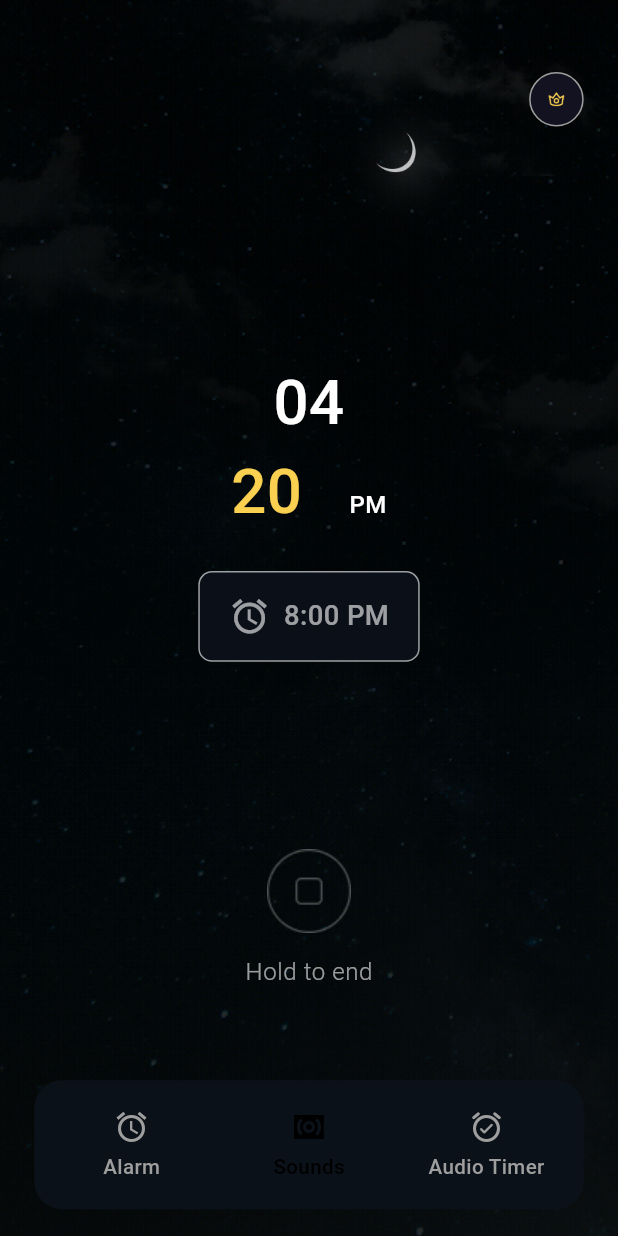
After one commit to backbencherstudio/Sleep-Soundscape, a Flutter app: the ParentScreens screen opened by its route, item 2 of the bottom bar chosen, on a phone screen of 412 x 824 dp. The commit adds this screen. Run offline on Flutter 3.47's test engine with Material 3 defaults, Android fonts, the phone set to English and light mode, and no system bars; our stand-ins replace flutter_screenutil, flutter_time_picker_spinner.

Commit message:
update code

```diff
--- a/lib/Utils/route_name.dart
+++ b/lib/Utils/route_name.dart
@@ -2,6 +2,7 @@ class RouteName {
   static const splashScreen = "splashScreen";
   static const onboardingScreen = "onboardingScreen";
   static const loginScreen = "loginScreen";
+  static const parentScreens = "parentScreens";
   static const homeScreen = "homeScreen";
 
 }
--- a/lib/main.dart
+++ b/lib/main.dart
@@ -3,7 +3,9 @@ import 'package:provider/provider.dart';
 import 'package:flutter_screenutil/flutter_screenutil.dart';
 import 'package:sleep_soundscape/Utils/route_name.dart';
 import 'package:sleep_soundscape/view/onboarding_screen/onboarding_screen.dart';
+import 'package:sleep_soundscape/view/parent_screen/screen/parent_screen.dart';
 import 'package:sleep_soundscape/view/splash_screen/splash_screen.dart';
+import 'model_view/parent_screen_provider.dart';
 import 'model_view/temp.dart';
 
 void main() async {
@@ -25,6 +27,9 @@ class MyApp extends StatelessWidget {
       providers: [
         ChangeNotifierProvider<HomeScreenProvider>(
           create: (_) => HomeScreenProvider(),
+        ),
+        ChangeNotifierProvider<ParentScreensProvider>(
+          create: (_) => ParentScreensProvider(),
         ),
       ],
       child: ScreenUtilInit(
@@ -65,6 +70,7 @@ class MyApp extends StatelessWidget {
 
               '/': (context) => const SplashScreen(),
               '/${RouteName.onboardingScreen}': (context) => const OnboardingScreen(),
+              '/${RouteName.parentScreens}': (context) => const ParentScreens(),
               // '/${RouteName.onboardingScreenTwo}': (context) => const OnboardingScreenTwo(),
               // '/${RouteName.onboardingScreenThree}': (context) => const OnboardingScreenThree()
 
--- /dev/null
+++ b/lib/model_view/parent_screen_provider.dart
@@ -0,0 +1,19 @@
+
+import 'package:flutter/material.dart';
+
+import '../view/home_screen/screen/home_screen.dart';
+import '../view/sounds_screen/screen/sound_screen.dart';
+
+class ParentScreensProvider with ChangeNotifier{
+
+  List<Widget> screens = [const HomeScreen(),SoundScreen()];
+  int _selectedIndex = 0;
+  int get selectedIndex => _selectedIndex;
+
+  void onSelectedIndex(int selectedIndex){
+    _selectedIndex = selectedIndex;
+    notifyListeners();
+    debugPrint("Selected Index : $selectedIndex");
+  }
+
+}
--- /dev/null
+++ b/lib/view/parent_screen/screen/parent_screen.dart
@@ -0,0 +1,63 @@
+
+import 'package:flutter/material.dart';
+import 'package:provider/provider.dart';
+
+import '../../../model_view/parent_screen_provider.dart';
+import '../../../model_view/temp.dart';
+import '../widget/bottom_navigation_bar.dart';
+
+class ParentScreens extends StatefulWidget {
+  const ParentScreens({super.key});
+
+  @override
+  State<ParentScreens> createState() => _ParentScreensState();
+}
+
+class _ParentScreensState extends State<ParentScreens> {
+  @override
+  void initState() {
+    WidgetsBinding.instance.addPostFrameCallback((_) async {
+      final homeScreenProvider = context.read<HomeScreenProvider>();
+
+      // await homeScreenProvider.fetchAllRegisteredBatteryInAnotherThread();
+      // debugPrint("\nThis should print immedietly after battery registration fetch\n");
+      // await Future.wait([
+      //
+      // homeScreenProvider.fetchBatteryList(),
+      // context.read<NotificationProvider>().fetchNotification(),
+      // ]);
+    //  await homeScreenProvider.fetchAllRegisteredBattery();
+    //  await homeScreenProvider.fetchBatteryList();
+    //  await context.read<NotificationProvider>().fetchNotification();
+      // context.read<HomeScreenProvider>().fetchAllRegisteredBattery();
+      // context.read<HomeScreenProvider>().fetchBatteryList();
+      // context.read<NotificationProvider>().fetchNotification();
+    });
+    super.initState();
+  }
+
+  @override
+  Widget build(BuildContext context) {
+    return Scaffold(
+      //extendBody: true,
+      resizeToAvoidBottomInset: false,
+      body: SafeArea(
+        child: Stack(
+          children: [
+            Consumer<ParentScreensProvider>(
+                builder: (context, parentScreenProvider, child) {
+              return IndexedStack(
+                index: parentScreenProvider.selectedIndex,
+                children: parentScreenProvider.screens,
+              );
+            }),
+            Align(
+              alignment: Alignment.bottomCenter,
+              child: CustomBottomBar(),
+            )
+          ],
+        ),
+      ),
+    );
+  }
+}
--- /dev/null
+++ b/lib/view/parent_screen/widget/bottom_navigation_bar.dart
@@ -0,0 +1,94 @@
+import 'package:flutter/material.dart';
+import 'package:flutter_screenutil/flutter_screenutil.dart';
+import 'package:provider/provider.dart';
+
+import '../../../model_view/parent_screen_provider.dart';
+
+class CustomBottomBar extends StatelessWidget {
+  const CustomBottomBar({super.key});
+
+  @override
+  Widget build(BuildContext context) {
+    return Container(
+      margin: EdgeInsets.only(bottom: 15.h, left: 15.w, right: 15.w),
+      height: 72.h,
+      width: 320.w,
+      padding: EdgeInsets.only(left: 5.w, right: 5.w),
+      decoration: BoxDecoration(
+        color: Color(0xff0B1118),
+        borderRadius: BorderRadius.circular(16.r),
+      ),
+      child: Row(
+        mainAxisAlignment: MainAxisAlignment.center,
+        crossAxisAlignment: CrossAxisAlignment.center,
+        children: [
+          _buildNavItem(
+            context,
+            index: 0,
+            icon: Icons.alarm,
+            label: "Alarm",
+          ),
+          _buildNavItem(
+            context,
+            index: 1,
+            icon: Icons.surround_sound_sharp,
+            label: "Sounds",
+          ),
+          _buildNavItem(
+            context,
+            index: 3,
+            icon: Icons.alarm_on_rounded,
+            label: "Audio Timer",
+          ),
+        ],
+      ),
+    );
+  }
+
+  /// Reusable method to build bottom navigation item
+  Widget _buildNavItem(BuildContext context, {required int index, required IconData icon, required String label}) {
+    return Expanded(
+      child: GestureDetector(
+        onTap: () {
+          context.read<ParentScreensProvider>().onSelectedIndex(index);
+        },
+        child: Consumer<ParentScreensProvider>(
+          builder: (_, parentScreenProvider, child) {
+            bool isSelected = parentScreenProvider.selectedIndex == index;
+            return Container(
+              height: 56.h,
+              padding: EdgeInsets.symmetric(horizontal: 16.w, vertical: 8.h),
+              decoration: BoxDecoration(
+
+                borderRadius: BorderRadius.circular(16.r),
+                boxShadow: isSelected
+                    ? [
+
+                ]
+                    : [],
+              ),
+              child: Column(
+                mainAxisAlignment: MainAxisAlignment.center,
+                children: [
+                  Icon(
+                    icon,
+                    color: isSelected ? Colors.black : Colors.grey,
+                  ),
+                  SizedBox(height: 4.h), // Space between icon and text
+                  Text(
+                    label,
+                    style: TextStyle(
+                      fontSize: 12.sp,
+                      fontWeight: FontWeight.w500,
+                      color: isSelected ? Colors.black : Colors.grey,
+                    ),
+                  ),
+                ],
+              ),
+            );
+          },
+        ),
+      ),
+    );
+  }
+}
--- /dev/null
+++ b/lib/view/sounds_screen/screen/sound_screen.dart
@@ -0,0 +1,127 @@
+import 'package:flutter/material.dart';
+import 'package:flutter_screenutil/flutter_screenutil.dart';
+
+class SoundScreen extends StatelessWidget {
+  const SoundScreen({super.key});
+
+  @override
+  Widget build(BuildContext context) {
+    return Scaffold(
+      body: Stack(
+        fit: StackFit.expand,
+        children: [
+          /// **Background Image**
+          Image.asset(
+            "assets/images/home_screen_img.png",
+            fit: BoxFit.cover,
+          ),
+
+          /// **Save Icon Positioned at Top Right**
+          Positioned(
+            top: 40.h,
+            right: 20.w,
+            child: Container(
+              decoration: BoxDecoration(
+                color: const Color(0xff121221),
+                shape: BoxShape.circle,
+                border: Border.all(
+                  color: Colors.grey,
+                  width: 1.0,
+                ),
+              ),
+              padding: EdgeInsets.all(9.r),
+              child: Image.asset(
+                "assets/icons/save.png",
+                height: 12.h,
+                width: 12.w,
+              ),
+            ),
+          ),
+
+          /// **Main Content Centered**
+          Positioned(
+            top: 200.h,
+            left: 0,
+            right: 0,
+            child: Column(
+              mainAxisAlignment: MainAxisAlignment.center,
+              children: [
+                /// **Time Display**
+                RichText(
+                  textAlign: TextAlign.center,
+                  text: TextSpan(
+                    children: [
+                      TextSpan(
+                        text: "04 \n",
+                        style: Theme.of(context).textTheme.bodyMedium?.copyWith(
+                          color: Colors.white,
+                          fontSize: 36.sp,
+                          fontWeight: FontWeight.w500,
+                        ),
+                      ),
+                      TextSpan(
+                        text: "20   ",
+                        style: Theme.of(context).textTheme.bodyMedium?.copyWith(
+                          color: Color(0xffFAD051),
+                          fontSize: 36.sp,
+                          fontWeight: FontWeight.w500,
+                        ),
+                      ),
+                      TextSpan(
+                        text: "PM",
+                        style: Theme.of(context).textTheme.bodyMedium?.copyWith(
+                          color: Colors.white,
+                          fontSize: 14.sp,
+                          fontWeight: FontWeight.w500,
+                        ),
+                      )
+                    ],
+                  ),
+                ),
+                SizedBox(height: 20.h),
+
+                /// **Time Container**
+                Container(
+                  decoration: BoxDecoration(
+                    border: Border.all(
+                      color: Colors.white.withOpacity(0.6),
+                      width: 1.0,
+                    ),
+                    borderRadius: BorderRadius.circular(8.r),
+                    color: Color(0xff0A0F18),
+                  ),
+                  padding: EdgeInsets.symmetric(horizontal: 17.w, vertical: 13.h),
+                  child: Row(
+                    mainAxisSize: MainAxisSize.min,
+                    children: [
+                      Icon(Icons.alarm, color: Colors.white.withOpacity(0.6), size: 24.sp),
+                      SizedBox(width: 8.w),
+                      Text(
+                        "8:00 PM",
+                        style: TextStyle(fontSize: 16.sp, color: Colors.white.withOpacity(0.6)),
+                      ),
+                    ],
+                  ),
+                ),
+
+                SizedBox(height: 100.h),
+
+                /// **Hold to End Button**
+                Image.asset("assets/icons/hold.png", width: 56.w, height: 56.h),
+                SizedBox(height: 8.h),
+                Text(
+                  "Hold to end",
+                  style: Theme.of(context).textTheme.bodySmall?.copyWith(
+                    color: Colors.white.withOpacity(0.6),
+                    fontWeight: FontWeight.w300,
+                    fontSize: 14.sp,
+                  ),
+                )
+              ],
+            ),
+          ),
+        ],
+      ),
+    );
+  }
+}
```
Also changed, not shown: lib/view/home_screen/screen/home_screen.dart (+156 -71 lines), lib/view/home_screen/widget/sleep_on_off.dart (added, +32 -0 lines), lib/view/onboarding_screen/onboarding_screen.dart (+12 -1 lines), assets/icons/hold.png (added), assets/images/phone.png (added).
